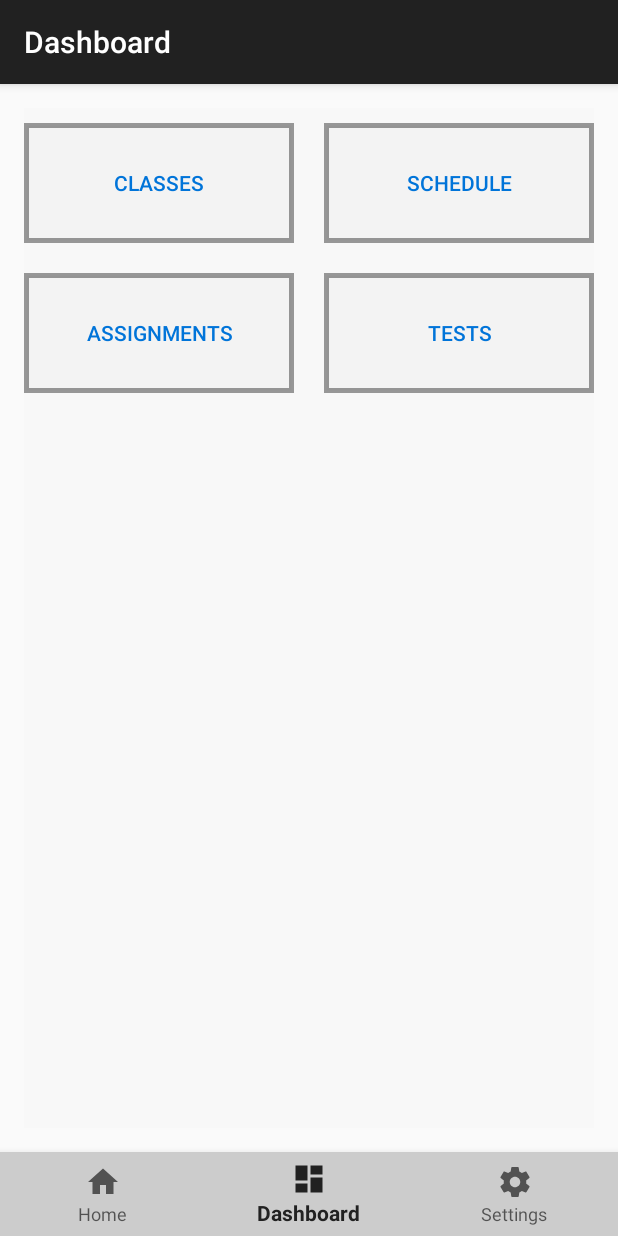
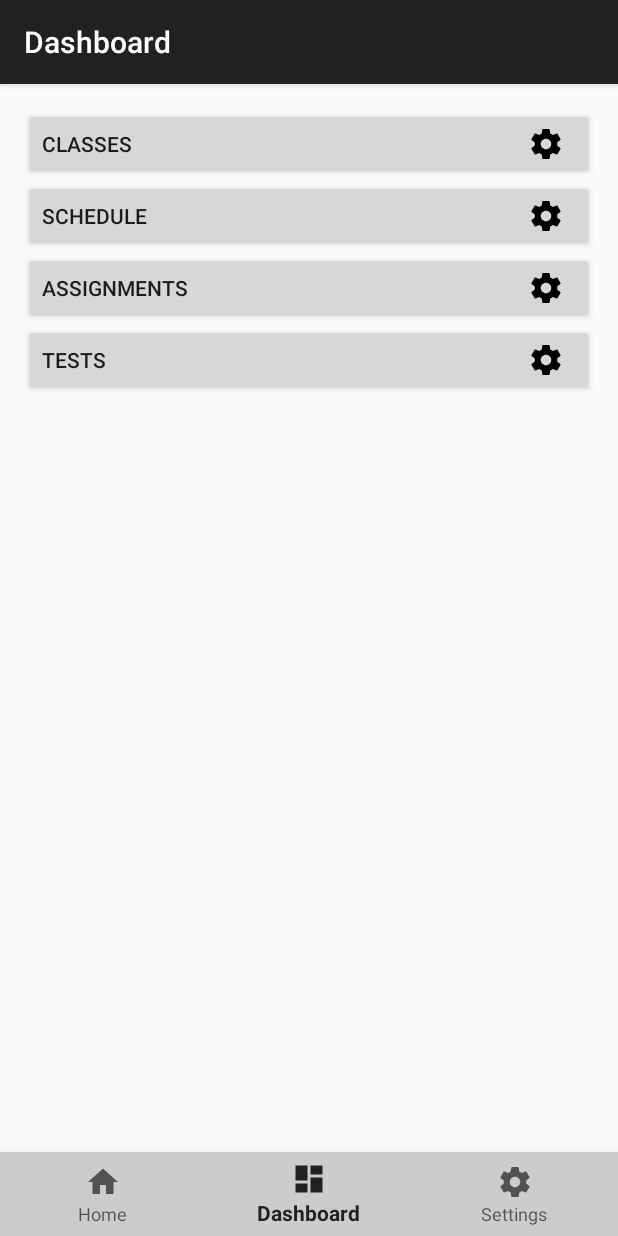
Before and after one commit to Bimmr/Class-Tracker, an Android app: the DashboardActivity screen opened directly, with no data from a screen before it, on a phone screen of 412 x 824 dp. Run offline under Robolectric (Android 15) with nearby library versions, the phone set to English and light mode, and no system bars.

Commit message:
Added Theme

```diff
--- a/app/src/main/java/com/bimmr/classtracker/activites/DashboardActivity.java
+++ b/app/src/main/java/com/bimmr/classtracker/activites/DashboardActivity.java
@@ -15,11 +15,10 @@ public class DashboardActivity extends BaseActivity {
         super.onCreate(savedInstanceState);
 
         ((Button)findViewById(R.id.dashboard_classes)).setOnClickListener(click ->{
-
             startActivity(new Intent(this, ClassManageActivity.class));
         });
         ((Button)findViewById(R.id.dashboard_schedule)).setOnClickListener(click ->{
-            Toast.makeText(this, "TODO: Open Schedule managment page", Toast.LENGTH_SHORT).show();
+            startActivity(new Intent(this, ScheduleManageActivity.class));
         });
         ((Button)findViewById(R.id.dashboard_assignment)).setOnClickListener(click ->{
             Toast.makeText(this, "TODO: Open Assignment managment page", Toast.LENGTH_SHORT).show();
--- a/app/src/main/res/layout/activity_dashboard.xml
+++ b/app/src/main/res/layout/activity_dashboard.xml
@@ -20,64 +20,46 @@
 
             <LinearLayout
                 android:layout_width="match_parent"
-                android:layout_height="match_parent"
+                android:layout_height="0dp"
                 android:orientation="vertical"
-                android:weightSum="2">
-
-                <LinearLayout
-                    android:layout_width="match_parent"
-                    android:layout_height="100dp"
-                    android:orientation="horizontal"
-                    android:weightSum="2"
-                    android:paddingTop="10dp"
-                    android:paddingBottom="10dp">
+                android:weightSum="4">
 
                 <Button
                     android:id="@+id/dashboard_classes"
                     android:layout_weight="1"
-                        android:layout_width="0dp"
-                        android:background="@drawable/dashbuttons"
-                        android:textColor="#0074D9"
+                    android:layout_width="match_parent"
                     android:text="Classes"
-                        android:layout_marginRight="10dp"
-                        android:layout_height="match_parent" />
+                    android:layout_height="0dp"
+                    android:gravity = "center_vertical|start"
+                    android:drawableRight="@drawable/ic_settings_black_24dp"
+                    android:paddingRight="20dp"/>
                 <Button
                     android:id="@+id/dashboard_schedule"
                     android:layout_weight="1"
-                        android:layout_width="0dp"
-                        android:background="@drawable/dashbuttons"
-                        android:textColor="#0074D9"
-                        android:layout_marginLeft="10dp"
+                    android:layout_width="match_parent"
                     android:text="Schedule"
-                        android:layout_height="match_parent" />
-                </LinearLayout>
-                <LinearLayout
-                    android:layout_width="match_parent"
-                    android:layout_height="100dp"
-                    android:orientation="horizontal"
-                    android:weightSum="2"
-                    android:paddingTop="10dp"
-                    android:paddingBottom="10dp">
-
+                    android:layout_height="0dp"
+                    android:gravity = "center_vertical|start"
+                    android:drawableRight="@drawable/ic_settings_black_24dp"
+                    android:paddingRight="20dp" />
                 <Button
                     android:id="@+id/dashboard_assignment"
                     android:layout_weight="1"
-                        android:layout_width="0dp"
-                        android:background="@drawable/dashbuttons"
-                        android:textColor="#0074D9"
+                    android:layout_width="match_parent"
                     android:text="Assignments"
-                        android:layout_marginRight="10dp"
-                        android:layout_height="match_parent" />
+                    android:layout_height="0dp"
+                    android:gravity = "center_vertical|start"
+                    android:drawableRight="@drawable/ic_settings_black_24dp"
+                    android:paddingRight="20dp" />
                 <Button
                     android:id="@+id/dashboard_tests"
                     android:layout_weight="1"
-                        android:layout_width="0dp"
-                        android:background="@drawable/dashbuttons"
-                        android:textColor="#0074D9"
-                        android:layout_marginLeft="10dp"
+                    android:layout_width="match_parent"
                     android:text="Tests"
-                        android:layout_height="match_parent" />
-                </LinearLayout>
+                    android:layout_height="0dp"
+                    android:gravity = "center_vertical|start"
+                    android:drawableRight="@drawable/ic_settings_black_24dp"
+                    android:paddingRight="20dp" />
             </LinearLayout>
 
 
--- a/app/src/main/res/layout/activity_settings.xml
+++ b/app/src/main/res/layout/activity_settings.xml
@@ -77,6 +77,7 @@
         android:id="@+id/settings_logout"
         android:layout_width="match_parent"
         android:layout_height="wrap_content"
+        android:background="@drawable/startbuttons"
         android:text="@string/log_out" />
 
     <android.support.design.widget.BottomNavigationView
--- a/app/src/main/res/values/colors.xml
+++ b/app/src/main/res/values/colors.xml
@@ -1,8 +1,9 @@
 <?xml version="1.0" encoding="utf-8"?>
 <resources>
-    <color name="colorPrimary">#3F51B5</color>
+    <color name="colorPrimary">#3f78b5</color>
     <color name="colorPrimaryDark">#303F9F</color>
     <color name="colorAccent">#FF4081</color>
 
     <color name="black_overlay">#66000000</color>
+    <color name="foreground_material_light">#fd0e0e</color>
 </resources>
--- a/app/src/main/res/values/styles.xml
+++ b/app/src/main/res/values/styles.xml
@@ -39,4 +39,22 @@
     <style name="AppBarOverlay" parent="ThemeOverlay.AppCompat.Dark.ActionBar" />
 
     <style name="PopupOverlay" parent="ThemeOverlay.AppCompat.Light" />
+
+    <style name="MyCustomTheme" parent="Theme.AppCompat.Light.DarkActionBar">
+        <item name="android:colorPrimary">#738182</item>
+        <item name="android:colorAccent">@color/colorPrimary</item>
+        <item name="android:textColorPrimary">@android:color/black</item>
+        <item name="android:colorForeground">@android:color/black</item>
+        <item name="colorAccent">@android:color/black</item>
+        <item name="colorButtonNormal">#a200bc11</item>
+    </style>
+
+    <style name="MyCustomTheme.NoActionBar">
+        <item name="windowActionBar">false</item>
+        <item name="windowNoTitle">true</item>
+    </style>
+
+    <style name="MyCustomTheme.AppBarOverlay" parent="ThemeOverlay.AppCompat.Dark.ActionBar" />
+
+    <style name="MyCustomTheme.PopupOverlay" parent="ThemeOverlay.AppCompat.Light" />
 </resources>
```
Lines whose indentation alone changed are shown as unchanged.
